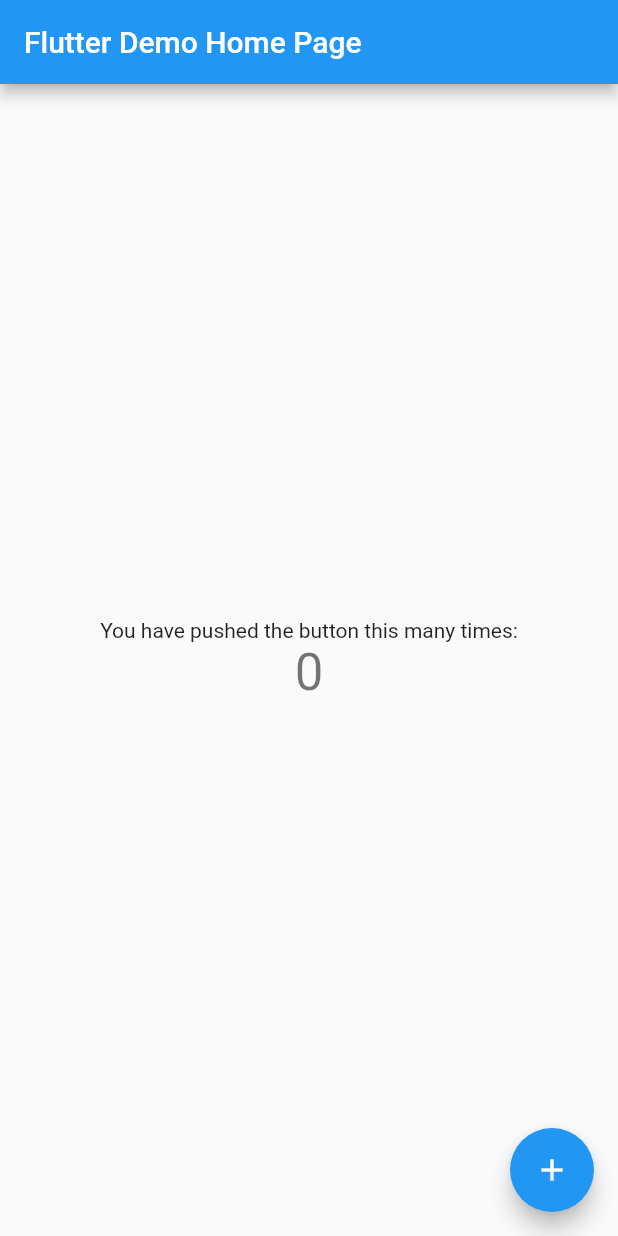
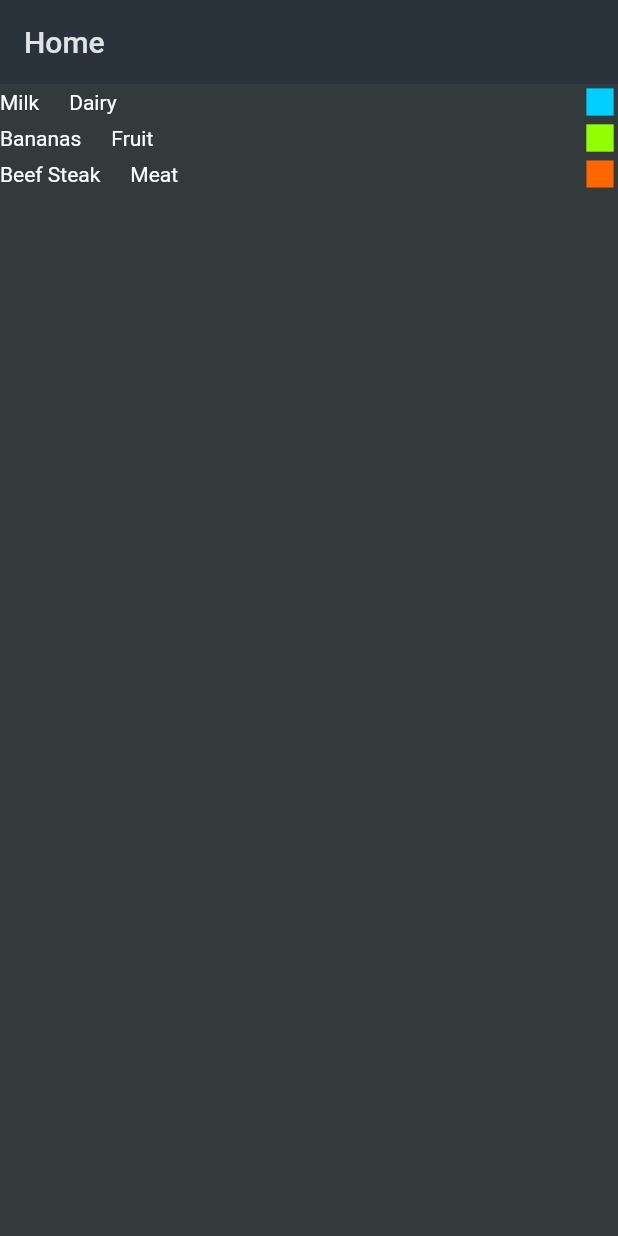
Before and after one commit to immortalAbdul01/Shoping-app, a Flutter app: the screen it shows after launch, on a phone screen of 412 x 824 dp. Run offline on Flutter 3.47's test engine with Material 2 defaults, Android fonts, the phone set to English and light mode, and no system bars.

Commit message:
home screen add

```diff
--- /dev/null
+++ b/lib/data/dummy_items.dart
@@ -0,0 +1,21 @@
+import 'package:shopping/models/grocery_items.dart';
+import 'package:shopping/models/categories.dart';
+import 'package:shopping/data/categories.dart';
+
+final groceryItems = [
+  GroceryItem(
+      id: 'a',
+      name: 'Milk',
+      quantity: 1,
+      category: categories[Categories.dairy]!),
+  GroceryItem(
+      id: 'b',
+      name: 'Bananas',
+      quantity: 5,
+      category: categories[Categories.fruit]!),
+  GroceryItem(
+      id: 'c',
+      name: 'Beef Steak',
+      quantity: 1,
+      category: categories[Categories.meat]!),
+];
--- a/lib/main.dart
+++ b/lib/main.dart
@@ -1,4 +1,5 @@
 import 'package:flutter/material.dart';
+import 'package:shopping/screens/home_screen.dart';
 
 void main() {
   runApp(const MyApp());
@@ -11,105 +12,16 @@ class MyApp extends StatelessWidget {
   @override
   Widget build(BuildContext context) {
     return MaterialApp(
-      title: 'Flutter Demo',
-      theme: ThemeData(
-        // This is the theme of your application.
-        //
-        // Try running your application with "flutter run". You'll see the
-        // application has a blue toolbar. Then, without quitting the app, try
-        // changing the primarySwatch below to Colors.green and then invoke
-        // "hot reload" (press "r" in the console where you ran "flutter run",
-        // or simply save your changes to "hot reload" in a Flutter IDE).
-        // Notice that the counter didn't reset back to zero; the application
-        // is not restarted.
-        primarySwatch: Colors.blue,
-      ),
-      home: const MyHomePage(title: 'Flutter Demo Home Page'),
-    );
+        title: 'Flutter Groceries',
+        theme: ThemeData.dark().copyWith(
+          useMaterial3: true,
+          colorScheme: ColorScheme.fromSeed(
+            seedColor: const Color.fromARGB(255, 147, 229, 250),
+            brightness: Brightness.dark,
+            surface: const Color.fromARGB(255, 42, 51, 59),
+          ),
+          scaffoldBackgroundColor: const Color.fromARGB(255, 50, 58, 60),
+        ),
+        home: const Home());
   }
 }
-
-class MyHomePage extends StatefulWidget {
-  const MyHomePage({super.key, required this.title});
-
-  // This widget is the home page of your application. It is stateful, meaning
-  // that it has a State object (defined below) that contains fields that affect
-  // how it looks.
-
-  // This class is the configuration for the state. It holds the values (in this
-  // case the title) provided by the parent (in this case the App widget) and
-  // used by the build method of the State. Fields in a Widget subclass are
-  // always marked "final".
-
-  final String title;
-
-  @override
-  State<MyHomePage> createState() => _MyHomePageState();
-}
-
-class _MyHomePageState extends State<MyHomePage> {
-  int _counter = 0;
-
-  void _incrementCounter() {
-    setState(() {
-      // This call to setState tells the Flutter framework that something has
-      // changed in this State, which causes it to rerun the build method below
-      // so that the display can reflect the updated values. If we changed
-      // _counter without calling setState(), then the build method would not be
-      // called again, and so nothing would appear to happen.
-      _counter++;
-    });
-  }
-
-  @override
-  Widget build(BuildContext context) {
-    // This method is rerun every time setState is called, for instance as done
-    // by the _incrementCounter method above.
-    //
-    // The Flutter framework has been optimized to make rerunning build methods
-    // fast, so that you can just rebuild anything that needs updating rather
-    // than having to individually change instances of widgets.
-    return Scaffold(
-      appBar: AppBar(
-        // Here we take the value from the MyHomePage object that was created by
-        // the App.build method, and use it to set our appbar title.
-        title: Text(widget.title),
-      ),
-      body: Center(
-        // Center is a layout widget. It takes a single child and positions it
-        // in the middle of the parent.
-        child: Column(
-          // Column is also a layout widget. It takes a list of children and
-          // arranges them vertically. By default, it sizes itself to fit its
-          // children horizontally, and tries to be as tall as its parent.
-          //
-          // Invoke "debug painting" (press "p" in the console, choose the
-          // "Toggle Debug Paint" action from the Flutter Inspector in Android
-          // Studio, or the "Toggle Debug Paint" command in Visual Studio Code)
-          // to see the wireframe for each widget.
-          //
-          // Column has various properties to control how it sizes itself and
-          // how it positions its children. Here we use mainAxisAlignment to
-          // center the children vertically; the main axis here is the vertical
-          // axis because Columns are vertical (the cross axis would be
-          // horizontal).
-          mainAxisAlignment: MainAxisAlignment.center,
-          children: <Widget>[
-            const Text(
-              'You have pushed the button this many times:',
-            ),
-            Text(
-              '$_counter',
-              style: Theme.of(context).textTheme.headlineMedium,
-            ),
-          ],
-        ),
-      ),
-      floatingActionButton: FloatingActionButton(
-        onPressed: _incrementCounter,
-        tooltip: 'Increment',
-        child: const Icon(Icons.add),
-      ), // This trailing comma makes auto-formatting nicer for build methods.
-    );
-  }
-}
--- /dev/null
+++ b/lib/screens/home_screen.dart
@@ -0,0 +1,35 @@
+import 'package:flutter/material.dart';
+import 'package:shopping/data/categories.dart';
+import 'package:shopping/data/dummy_items.dart';
+
+class Home extends StatelessWidget {
+  const Home({super.key});
+
+  @override
+  Widget build(BuildContext context) {
+    return (Scaffold(
+      appBar: AppBar(
+        title: const Text('Home'),
+      ),
+      body: Column(
+        children: [
+          for (final item in groceryItems)
+            Row(
+              children: [
+                Text(item.name),
+                const SizedBox(
+                  width: 20,
+                ),
+                Text(item.category.title),
+                const Spacer(),
+                Icon(
+                  Icons.square,
+                  color: item.category.color,
+                )
+              ],
+            )
+        ],
+      ),
+    ));
+  }
+}
```
Also changed, not shown: lib/data/categories.dart (added, +46 -0 lines), lib/models/categories.dart (added, +20 -0 lines), lib/models/grocery_items.dart (added, +13 -0 lines).
